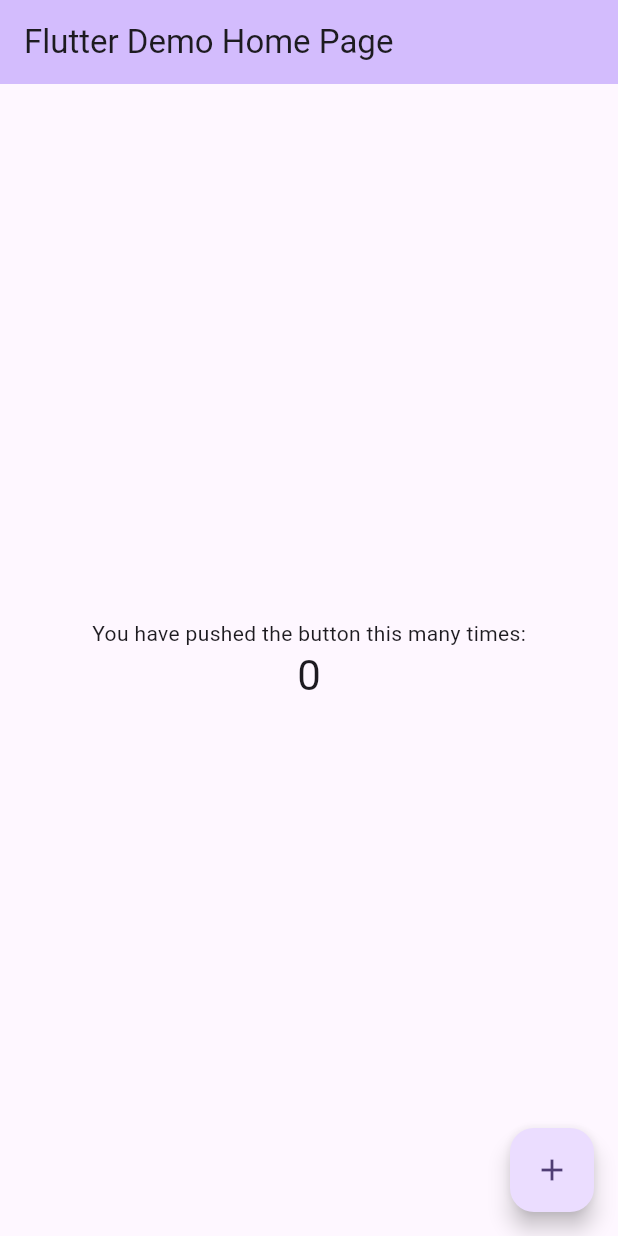
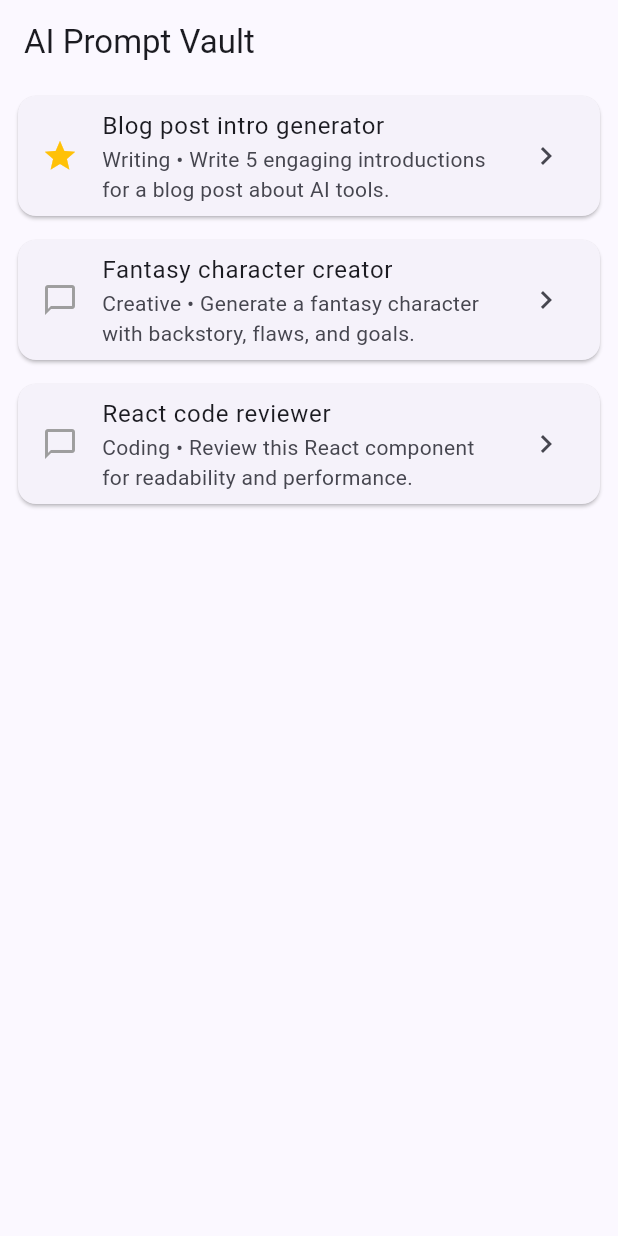
Before and after one commit to ogabor82/ai_prompt_vault, a Flutter app: the screen it shows after launch, on a phone screen of 412 x 824 dp. Run offline on Flutter 3.47's test engine with Material 3 defaults, Android fonts, the phone set to English and light mode, and no system bars.

Commit message:
Refactor main application structure and introduce Prompt model. Updated app title to 'AI Prompt Vault' and replaced the home page with a list of prompts. Added a new Prompt class to manage prompt data.

```diff
--- a/lib/main.dart
+++ b/lib/main.dart
@@ -1,4 +1,5 @@
 import 'package:flutter/material.dart';
+import 'models/prompt.dart';
 
 void main() {
   runApp(const MyApp());
@@ -7,115 +8,67 @@ void main() {
 class MyApp extends StatelessWidget {
   const MyApp({super.key});
 
-  // This widget is the root of your application.
   @override
   Widget build(BuildContext context) {
     return MaterialApp(
-      title: 'Flutter Demo',
+      title: 'AI Prompt Vault',
       theme: ThemeData(
-        // This is the theme of your application.
-        //
-        // TRY THIS: Try running your application with "flutter run". You'll see
-        // the application has a purple toolbar. Then, without quitting the app,
-        // try changing the seedColor in the colorScheme below to Colors.green
-        // and then invoke "hot reload" (save your changes or press the "hot
-        // reload" button in a Flutter-supported IDE, or press "r" if you used
-        // the command line to start the app).
-        //
-        // Notice that the counter didn't reset back to zero; the application
-        // state is not lost during the reload. To reset the state, use hot
-        // restart instead.
-        //
-        // This works for code too, not just values: Most code changes can be
-        // tested with just a hot reload.
-        colorScheme: .fromSeed(seedColor: Colors.deepPurple),
+        colorScheme: ColorScheme.fromSeed(seedColor: Colors.indigo),
       ),
-      home: const MyHomePage(title: 'Flutter Demo Home Page'),
+      home: const PromptListScreen(),
     );
   }
 }
 
-class MyHomePage extends StatefulWidget {
-  const MyHomePage({super.key, required this.title});
+class PromptListScreen extends StatelessWidget {
+  const PromptListScreen({super.key});
 
-  // This widget is the home page of your application. It is stateful, meaning
-  // that it has a State object (defined below) that contains fields that affect
-  // how it looks.
-
-  // This class is the configuration for the state. It holds the values (in this
-  // case the title) provided by the parent (in this case the App widget) and
-  // used by the build method of the State. Fields in a Widget subclass are
-  // always marked "final".
-
-  final String title;
-
-  @override
-  State<MyHomePage> createState() => _MyHomePageState();
-}
-
-class _MyHomePageState extends State<MyHomePage> {
-  int _counter = 0;
-
-  void _incrementCounter() {
-    setState(() {
-      // This call to setState tells the Flutter framework that something has
-      // changed in this State, which causes it to rerun the build method below
-      // so that the display can reflect the updated values. If we changed
-      // _counter without calling setState(), then the build method would not be
-      // called again, and so nothing would appear to happen.
-      _counter++;
-    });
-  }
+  final List<Prompt> prompts = const [
+    Prompt(
+      id: '1',
+      title: 'Blog post intro generator',
+      content: 'Write 5 engaging introductions for a blog post about AI tools.',
+      category: 'Writing',
+      isFavorite: true,
+    ),
+    Prompt(
+      id: '2',
+      title: 'Fantasy character creator',
+      content: 'Generate a fantasy character with backstory, flaws, and goals.',
+      category: 'Creative',
+    ),
+    Prompt(
+      id: '3',
+      title: 'React code reviewer',
+      content: 'Review this React component for readability and performance.',
+      category: 'Coding',
+    ),
+  ];
 
   @override
   Widget build(BuildContext context) {
-    // This method is rerun every time setState is called, for instance as done
-    // by the _incrementCounter method above.
-    //
-    // The Flutter framework has been optimized to make rerunning build methods
-    // fast, so that you can just rebuild anything that needs updating rather
-    // than having to individually change instances of widgets.
     return Scaffold(
       appBar: AppBar(
-        // TRY THIS: Try changing the color here to a specific color (to
-        // Colors.amber, perhaps?) and trigger a hot reload to see the AppBar
-        // change color while the other colors stay the same.
-        backgroundColor: Theme.of(context).colorScheme.inversePrimary,
-        // Here we take the value from the MyHomePage object that was created by
-        // the App.build method, and use it to set our appbar title.
-        title: Text(widget.title),
+        title: const Text('AI Prompt Vault'),
       ),
-      body: Center(
-        // Center is a layout widget. It takes a single child and positions it
-        // in the middle of the parent.
-        child: Column(
-          // Column is also a layout widget. It takes a list of children and
-          // arranges them vertically. By default, it sizes itself to fit its
-          // children horizontally, and tries to be as tall as its parent.
-          //
-          // Column has various properties to control how it sizes itself and
-          // how it positions its children. Here we use mainAxisAlignment to
-          // center the children vertically; the main axis here is the vertical
-          // axis because Columns are vertical (the cross axis would be
-          // horizontal).
-          //
-          // TRY THIS: Invoke "debug painting" (choose the "Toggle Debug Paint"
-          // action in the IDE, or press "p" in the console), to see the
-          // wireframe for each widget.
-          mainAxisAlignment: .center,
-          children: [
-            const Text('You have pushed the button this many times:'),
-            Text(
-              '$_counter',
-              style: Theme.of(context).textTheme.headlineMedium,
+      body: ListView.builder(
+        itemCount: prompts.length,
+        itemBuilder: (context, index) {
+          final prompt = prompts[index];
+
+          return Card(
+            margin: const EdgeInsets.symmetric(horizontal: 12, vertical: 8),
+            child: ListTile(
+              leading: Icon(
+                prompt.isFavorite ? Icons.star : Icons.chat_bubble_outline,
+                color: prompt.isFavorite ? Colors.amber : Colors.grey,
+              ),
+              title: Text(prompt.title),
+              subtitle: Text('${prompt.category} • ${prompt.content}'),
+              trailing: const Icon(Icons.chevron_right),
             ),
-          ],
-        ),
-      ),
-      floatingActionButton: FloatingActionButton(
-        onPressed: _incrementCounter,
-        tooltip: 'Increment',
-        child: const Icon(Icons.add),
+          );
+        },
       ),
     );
   }
--- /dev/null
+++ b/lib/models/prompt.dart
@@ -0,0 +1,15 @@
+class Prompt {
+  final String id;
+  final String title;
+  final String content;
+  final String category;
+  final bool isFavorite;
+
+  const Prompt({
+    required this.id,
+    required this.title,
+    required this.content,
+    required this.category,
+    this.isFavorite = false,
+  });
+}
```
